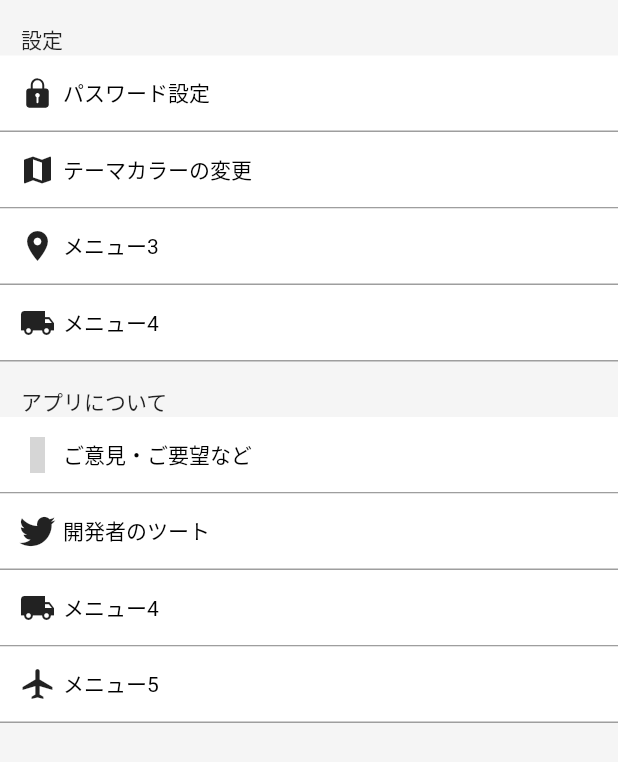
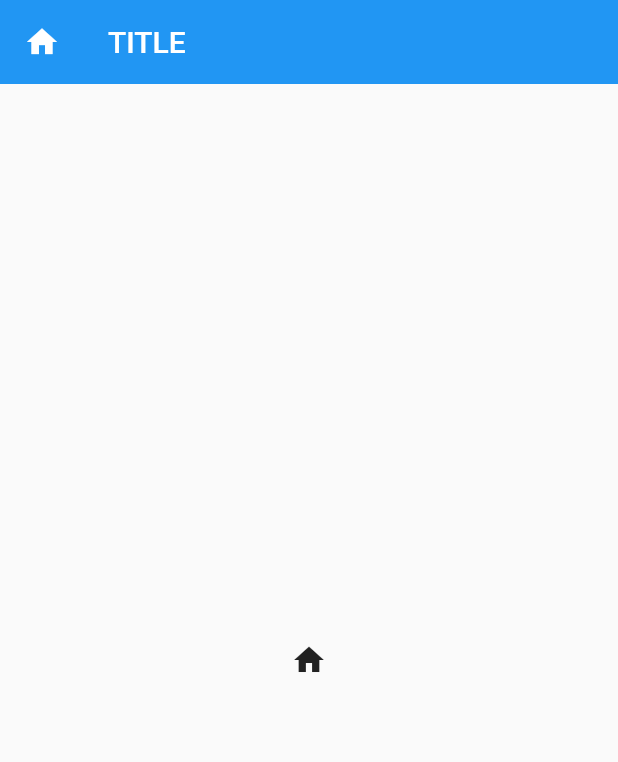
Before and after one commit to kazumaz/dama_app, a Flutter app: the SettingsPage screen opened directly, after a tap on "パスワード設定", on a phone screen of 412 x 824 dp. Shown: the top 762 px of the screen. Run offline on Flutter 3.47's test engine with Material 2 defaults, Android fonts, the phone set to English and light mode, and no system bars; our stand-ins replace curved_navigation_bar, fl_chart, flutter_icons, percent_indicator; missing offline and left inert: ff_navigation_bar; grey boxes are pictures that could not be loaded.

Commit message:
パスワード設定画面作成（機能は未実装）

```diff
--- a/lib/main.dart
+++ b/lib/main.dart
@@ -6,6 +6,7 @@ import 'package:dama_app/view/LaborPage.dart';
 import 'package:dama_app/view/RewardPage.dart';
 import 'package:dama_app/view/ColorSettingPage.dart';
 import 'package:dama_app/view/HistoryPage.dart';
+import 'package:dama_app/view/PasswordSettingPage.dart';
 import 'package:dama_app/model/LaborModel.dart';
 import 'package:dama_app/model/RewardModel.dart';
 import 'package:dama_app/model/PointModel.dart';
@@ -40,7 +41,8 @@ class Application extends StatelessWidget {
           home: MyHomePage(title: 'Flutter Demo Home Page'),
           routes: <String, WidgetBuilder>{
             '/colorSettings': (_) => ColorSettingPage(),
-            '/home': (_) => MyHomePage(title: 'Flutter Demo Home Page')
+            '/home': (_) => MyHomePage(title: 'Flutter Demo Home Page'),
+            '/passwordSetting': (_) => PassWordSettingPage(),
           },
         );
       },
--- /dev/null
+++ b/lib/view/PasswordSettingPage.dart
@@ -0,0 +1,24 @@
+import 'package:dama_app/model/RewardModel.dart';
+import 'package:dama_app/parts/ColorPicker.dart';
+import 'package:flutter/material.dart';
+import 'package:provider/provider.dart';
+
+class PassWordSettingPage extends StatelessWidget {
+  @override
+  Widget build(BuildContext context) {
+    return Consumer<RewordModel>(builder: (context, rewardModel, child) {
+      return Scaffold(
+        appBar: AppBar(
+          leading: IconButton(
+            icon: Icon(Icons.home),
+            onPressed: () => Navigator.of(context).pushReplacementNamed("/home"),
+          ),
+          backgroundColor: Theme.of(context).primaryColor,
+          elevation: 0.0,
+          title: Text("TITLE"), //TODO タイトルを正しくする
+        ),
+        body: Center(child: Icon(Icons.home)),
+      );
+    });
+  }
+}
--- a/lib/view/SettingPage.dart
+++ b/lib/view/SettingPage.dart
@@ -14,7 +14,7 @@ class SettingsPage extends StatelessWidget {
             child: ListView(children: [
           Text(""),
           Text("　設定"),
-          _menuItem("パスワード設定", Icon(Ionicons.ios_lock)),
+          _PasswordSetting("パスワード設定", Icon(Ionicons.ios_lock), context),
           _ColorSetting("テーマカラーの変更", Icon(Icons.map), context),
           _menuItem("メニュー3", Icon(Icons.room)),
           _menuItem("メニュー4", Icon(Icons.local_shipping)),
@@ -86,4 +86,34 @@ class SettingsPage extends StatelessWidget {
       },
     );
   }
+
+
+    Widget _PasswordSetting(String title, Icon icon, BuildContext context) {
+    return GestureDetector(
+      child: Container(
+          padding: EdgeInsets.all(8.0),
+          decoration: new BoxDecoration(
+            color: Colors.white,
+              border: new Border(
+                  bottom: BorderSide(width: 1.0, color: Colors.grey))),
+          child: Row(
+            children: <Widget>[
+              Container(
+                margin: EdgeInsets.all(5.0),
+                child: icon,
+              ),
+              Text(
+                title,
+                style: TextStyle(
+                  color: Colors.black,
+                ),
+              ),
+            ],
+          )),
+      onTap: () {
+        Navigator.of(context).pushReplacementNamed("/passwordSetting");
+        print("onTap called.");
+      },
+    );
+  }
 }
```
